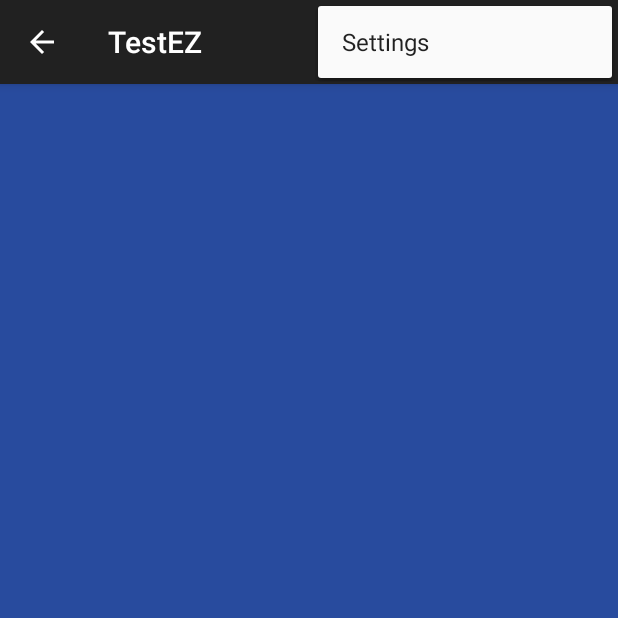
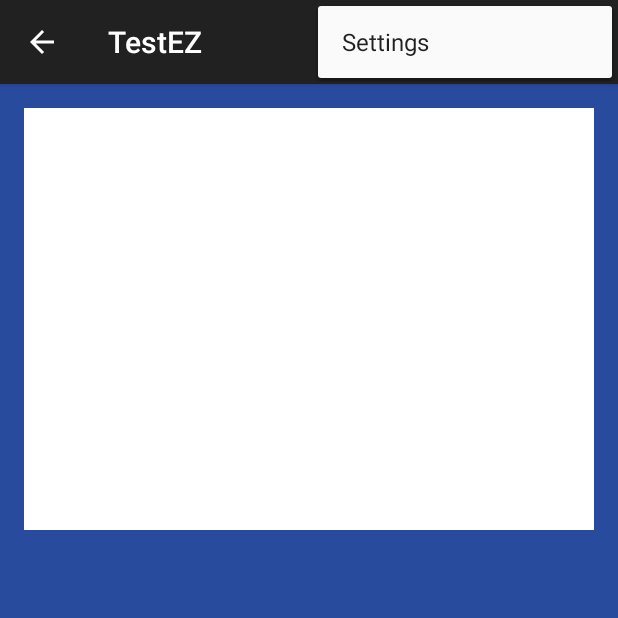
Before and after one commit to ucsdCSE110wi16/CSE110M260T12, an Android app: the MainActivity screen opened directly, with no data from a screen before it, with the options menu open, on a phone screen of 412 x 824 dp, the top half of it. Run offline under Robolectric (Android 15) with nearby library versions, the light colour scheme and no system bars; 2 statements that could not run were skipped.

Commit message:
All parts done for gurkirat

```diff
--- /dev/null
+++ b/app/src/main/java/com/cards/flash/testez/FlashCardFlip.java
@@ -0,0 +1,113 @@
+package com.cards.flash.testez;
+
+import android.animation.Animator;
+import android.animation.AnimatorInflater;
+import android.animation.AnimatorSet;
+import android.app.Fragment;
+import android.content.Context;
+import android.graphics.Color;
+import android.graphics.Point;
+import android.os.Bundle;
+import android.util.AttributeSet;
+import android.util.Log;
+import android.view.Display;
+import android.view.Gravity;
+import android.view.LayoutInflater;
+import android.view.View;
+import android.view.ViewGroup;
+import android.view.WindowManager;
+import android.view.animation.Animation;
+import android.view.animation.AnimationSet;
+import android.view.animation.AnimationUtils;
+import android.widget.FrameLayout;
+import android.widget.LinearLayout;
+
+/**
+ * Created by gurkiratsingh on 2/1/16.
+ */
+public class FlashCardFlip extends FrameLayout{
+
+    private View frontSide;
+    private View backSide;
+    private Context context;
+
+    public FlashCardFlip(Context context){
+        super(context);
+        init(context);
+    }
+
+    public FlashCardFlip(Context context, AttributeSet attrs) {
+        super(context, attrs);
+        init(context);
+    }
+
+    public FlashCardFlip(Context context, AttributeSet attrs, int defStyle) {
+        super(context, attrs, defStyle);
+        init(context);
+    }
+
+    public void init(final Context context){
+
+        this.context = context;
+        frontSide = View.inflate(context,R.layout.card_question_side,null);
+        backSide = View.inflate(context, R.layout.card_answer_side, null);
+        setAnimations();
+
+        this.addView(backSide);
+        this.addView(frontSide);
+        backSide.setVisibility(INVISIBLE);
+
+        setParams(MainActivity.screenWidth,(int)(MainActivity.screenWidth - (MainActivity.screenWidth * 0.2)));
+
+    }
+    public void setParams(int width, int height){
+        LinearLayout.LayoutParams lp = new LinearLayout.LayoutParams(width,height);
+        lp.gravity = Gravity.CENTER;
+        this.setLayoutParams(lp);
+    }
+
+    private void setAnimations(){
+        frontSide.setOnClickListener(new OnClickListener() {
+            @Override
+            public void onClick(View v) {
+                animateTheCard(R.animator.flash_card_in_right, frontSide,backSide);
+            }
+        });
+        backSide.setOnClickListener(new OnClickListener() {
+            @Override
+            public void onClick(View v) {
+                animateTheCard(R.animator.flash_card_in_left,backSide,frontSide);
+            }
+        });
+    }
+    private void animateTheCard(int id, final View targetView,final View newView){
+        Animator left_in = AnimatorInflater.loadAnimator(context, id);
+        left_in.setTarget(targetView);
+        AnimatorSet set = new AnimatorSet();
+        set.play(left_in);
+        set.start();
+        set.addListener(new Animator.AnimatorListener() {
+            @Override
+            public void onAnimationStart(Animator animation) {
+
+            }
+
+            @Override
+            public void onAnimationEnd(Animator animation) {
+                targetView.setVisibility(INVISIBLE);
+                newView.setVisibility(VISIBLE);
+            }
+
+            @Override
+            public void onAnimationCancel(Animator animation) {
+
+            }
+
+            @Override
+            public void onAnimationRepeat(Animator animation) {
+
+            }
+        });
+    }
+
+}
--- a/app/src/main/java/com/cards/flash/testez/MainActivity.java
+++ b/app/src/main/java/com/cards/flash/testez/MainActivity.java
@@ -1,6 +1,7 @@
 package com.cards.flash.testez;
 
 import android.app.Activity;
+import android.graphics.Point;
 import android.support.v7.app.ActionBarActivity;
 import android.support.v7.app.ActionBar;
 import android.support.v4.app.Fragment;
@@ -8,6 +9,7 @@ import android.support.v4.app.FragmentManager;
 import android.content.Context;
 import android.os.Build;
 import android.os.Bundle;
+import android.view.Display;
 import android.view.Gravity;
 import android.view.LayoutInflater;
 import android.view.Menu;
@@ -33,6 +35,8 @@ public class MainActivity extends ActionBarActivity
     static String userName;
     static String userEmail;
     static String userId;
+    static int screenWidth;
+    static int screenHeight;
 
     @Override
     protected void onCreate(Bundle savedInstanceState) {
@@ -47,6 +51,12 @@ public class MainActivity extends ActionBarActivity
         mNavigationDrawerFragment.setUp(
                 R.id.navigation_drawer,
                 (DrawerLayout) findViewById(R.id.drawer_layout));
+
+        Display display = getWindowManager().getDefaultDisplay();
+        Point size = new Point();
+        display.getSize(size);
+        screenWidth = size.x;
+        screenHeight = size.y;
     }
 
     @Override
--- /dev/null
+++ b/app/src/main/res/animator/flash_card_in_left.xml
@@ -0,0 +1,25 @@
+<?xml version="1.0" encoding="utf-8"?>
+<set xmlns:android="http://schemas.android.com/apk/res/android">
+    <!-- Before rotating, immediately set the alpha to 0. -->
+    <objectAnimator
+        android:valueFrom="1.0"
+        android:valueTo="0.0"
+        android:propertyName="alpha"
+        android:duration="0" />
+
+    <!-- Rotate. -->
+    <objectAnimator
+        android:valueFrom="-180"
+        android:valueTo="0"
+        android:propertyName="rotationY"
+        android:interpolator="@android:interpolator/accelerate_decelerate"
+        android:duration="@integer/card_flip_time_full" />
+
+    <!-- Half-way through the rotation (see startOffset), set the alpha to 1. -->
+    <objectAnimator
+        android:valueFrom="0.0"
+        android:valueTo="1.0"
+        android:propertyName="alpha"
+        android:startOffset="@integer/card_flip_time_half"
+        android:duration="1" />
+</set>
--- /dev/null
+++ b/app/src/main/res/animator/flash_card_in_right.xml
@@ -0,0 +1,25 @@
+<?xml version="1.0" encoding="utf-8"?>
+<set xmlns:android="http://schemas.android.com/apk/res/android">
+    <!-- Before rotating, immediately set the alpha to 0. -->
+    <objectAnimator
+        android:valueFrom="1.0"
+        android:valueTo="0.0"
+        android:propertyName="alpha"
+        android:duration="0" />
+
+    <!-- Rotate. -->
+    <objectAnimator
+        android:valueFrom="180"
+        android:valueTo="0"
+        android:propertyName="rotationY"
+        android:interpolator="@android:interpolator/accelerate_decelerate"
+        android:duration="@integer/card_flip_time_full" />
+
+    <!-- Half-way through the rotation (see startOffset), set the alpha to 1. -->
+    <objectAnimator
+        android:valueFrom="0.0"
+        android:valueTo="1.0"
+        android:propertyName="alpha"
+        android:startOffset="@integer/card_flip_time_half"
+        android:duration="1" />
+</set>
--- /dev/null
+++ b/app/src/main/res/layout/card_answer_side.xml
@@ -0,0 +1,6 @@
+<?xml version="1.0" encoding="utf-8"?>
+<ImageView xmlns:android="http://schemas.android.com/apk/res/android"
+    android:layout_width="wrap_content"
+    android:layout_height="wrap_content"
+    android:src="@drawable/flashcard"
+    android:scaleType="fitXY"/>
--- /dev/null
+++ b/app/src/main/res/layout/card_question_side.xml
@@ -0,0 +1,9 @@
+<?xml version="1.0" encoding="utf-8"?>
+<ImageView xmlns:android="http://schemas.android.com/apk/res/android"
+    android:layout_width="wrap_content"
+    android:layout_height="wrap_content"
+    android:orientation="vertical"
+    android:background="#ffffff"
+    android:scaleType="fitCenter"
+    android:layout_gravity="center">
+</ImageView>
--- a/app/src/main/res/layout/fragment_main.xml
+++ b/app/src/main/res/layout/fragment_main.xml
@@ -12,6 +12,21 @@
     <TextView
         android:id="@+id/section_label"
         android:layout_width="wrap_content"
-        android:layout_height="wrap_content" />
+        android:layout_height="wrap_content"
+        android:text="Testing fragment"
+        android:textSize="22dp"
+        android:textIsSelectable="false" />
+    <!--<FrameLayout
+        android:id="@+id/container"
+        android:layout_width="match_parent"
+        android:layout_height="match_parent" />
+        -->
+    <com.cards.flash.testez.FlashCardFlip
+        android:layout_width="fill_parent"
+        android:layout_height="281dp"
+        android:layout_alignParentEnd="true">
+
+    </com.cards.flash.testez.FlashCardFlip>
+
 
 </RelativeLayout>
--- /dev/null
+++ b/app/src/main/res/values/integers.xml
@@ -0,0 +1,5 @@
+<?xml version="1.0" encoding="utf-8"?>
+<resources>
+    <integer name="card_flip_time_full">300</integer>
+    <integer name="card_flip_time_half">150</integer>
+</resources>
```
Also changed, not shown: app/src/main/res/drawable/flashcard.jpg (added).
